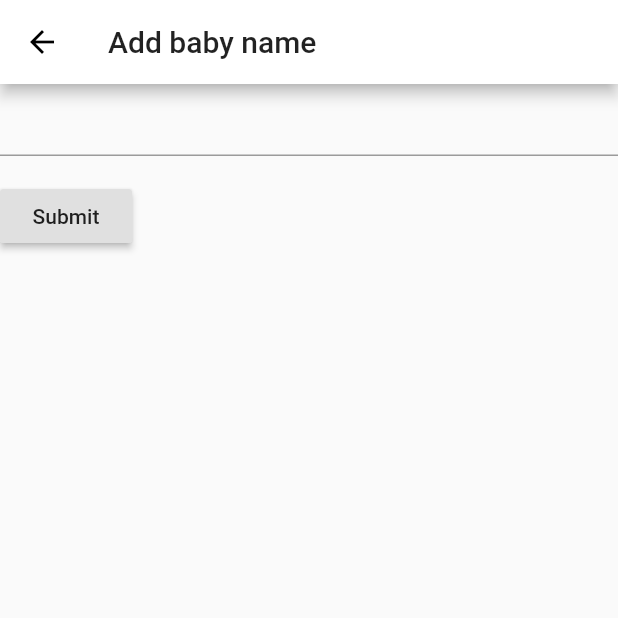
After one commit to plumpNation/flutter-firebase-experiment, a Flutter app: the screen it shows after launch, after a tap on the "add" icon, on a phone screen of 412 x 824 dp, the top half of it. The commit adds this screen. Run offline on Flutter 3.47's test engine with Material 2 defaults, Android fonts, the phone set to English and light mode, and no system bars; our stand-ins replace cloud_firestore; accounts and stored records are empty.

Commit message:
Renaming files to generic baby and learning about forms

```diff
--- /dev/null
+++ b/lib/screens/BabyCreate.dart
@@ -0,0 +1,85 @@
+import 'package:flutter/material.dart';
+import 'package:cloud_firestore/cloud_firestore.dart';
+
+class BabyCreate extends StatelessWidget {
+  BabyCreate({Key key}) : super(key: key);
+
+  @override
+  Widget build(BuildContext context) {
+    return Scaffold(
+      appBar: AppBar(
+        title: Text('Add baby name')
+      ),
+      body: BabyForm()
+    );
+  }
+}
+
+class BabyForm extends StatefulWidget {
+  @override
+  BabyFormState createState() {
+    return BabyFormState();
+  }
+}
+
+class BabyFormState extends State<BabyForm> {
+  Baby baby = new Baby();
+
+  // Create a global key that will uniquely identify the Form widget and allow
+  // us to validate the form
+  //
+  // Note: This is a `GlobalKey<FormState>`, not a GlobalKey<BabyFormState>!
+  final _formKey = GlobalKey<FormState>();
+
+  @override
+  Widget build(BuildContext context) {
+    void _handleSubmitted() {
+      // Firestore.instance.collection('baby-names').
+      final FormState form = _formKey.currentState;
+
+      if (!form.validate()) {
+        showInSnackBar(context, 'Please fix the errors in red before submitting.');
+
+      } else {
+        // form.save();
+        showInSnackBar(context, 'Saving baby name ${baby.name}');
+      }
+    }
+
+    // Build a Form widget using the _formKey we created above
+    return Form(
+      key: _formKey,
+      child: Column(
+        crossAxisAlignment: CrossAxisAlignment.start,
+        children: <Widget>[
+          TextFormField(
+            validator: (value) {
+              if (value.isEmpty) {
+                return 'Please enter some text';
+              }
+            },
+            onSaved: (String value) { baby.name = value; },
+          ),
+          Padding(
+            padding: const EdgeInsets.symmetric(vertical: 16.0),
+            child: RaisedButton(
+              onPressed: _handleSubmitted,
+              child: Text('Submit'),
+            ),
+          ),
+        ],
+      ),
+    );
+  }
+}
+
+/// The baby model
+class Baby {
+  String name = '';
+}
+
+void showInSnackBar(BuildContext context, String value) {
+  Scaffold.of(context).showSnackBar(new SnackBar(
+    content: new Text(value)
+  ));
+}
--- a/lib/screens/HomePage.dart
+++ b/lib/screens/HomePage.dart
@@ -1,9 +1,9 @@
 import 'package:flutter/material.dart';
 import 'package:cloud_firestore/cloud_firestore.dart';
 
-import 'package:flutter_firebase/screens/BabyNameCreate.dart';
+import 'package:flutter_firebase/screens/BabyCreate.dart';
 
-import 'package:flutter_firebase/widgets/BabyNameList.dart';
+import 'package:flutter_firebase/widgets/BabyList.dart';
 
 class HomePage extends StatelessWidget {
   const HomePage({Key key, this.title}) : super(key: key);
@@ -14,20 +14,20 @@ class HomePage extends StatelessWidget {
   Widget build(BuildContext context) {
     return Scaffold(
       appBar: AppBar(title: Text(title)),
-      body: babyNameStreamList(context),
+      body: BabyStreamList(context),
       floatingActionButton: actionButton(context)
     );
   }
 }
 
-/// Wraps the BabyNameList to separate the data from the widget.
-Widget babyNameStreamList(context) {
+/// Wraps the BabyList to separate the data from the widget.
+Widget BabyStreamList(context) {
   return StreamBuilder(
     stream: Firestore.instance.collection('baby-names').snapshots(),
     builder: (context, snapshot) {
       if (!snapshot.hasData) return const Text('Loading...');
 
-      return BabyNameList(babyNames: snapshot.data.documents);
+      return BabyList(Babys: snapshot.data.documents);
     }
   );
 }
@@ -40,7 +40,7 @@ Widget actionButton(context) {
     onPressed: () {
       Navigator
         .of(context)
-        .push(MaterialPageRoute(builder: (context) => BabyNameCreate()));
+        .push(MaterialPageRoute(builder: (context) => BabyCreate()));
     },
   );
 }
```
Also changed, not shown: lib/screens/BabyNameCreate.dart (deleted, +0 -40 lines), lib/widgets/BabyList.dart (renamed from lib/widgets/BabyNameList.dart, +7 -7 lines).
